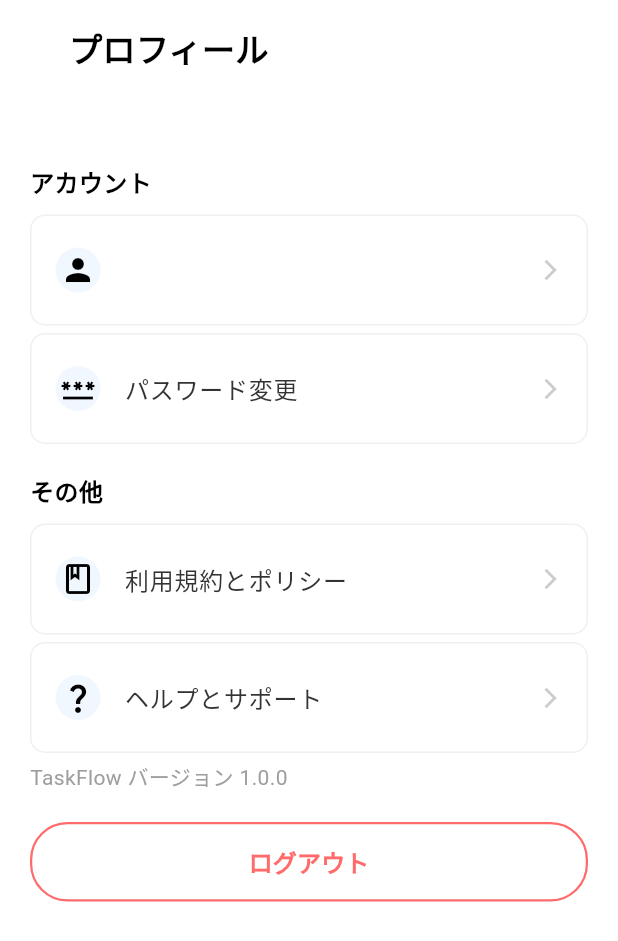
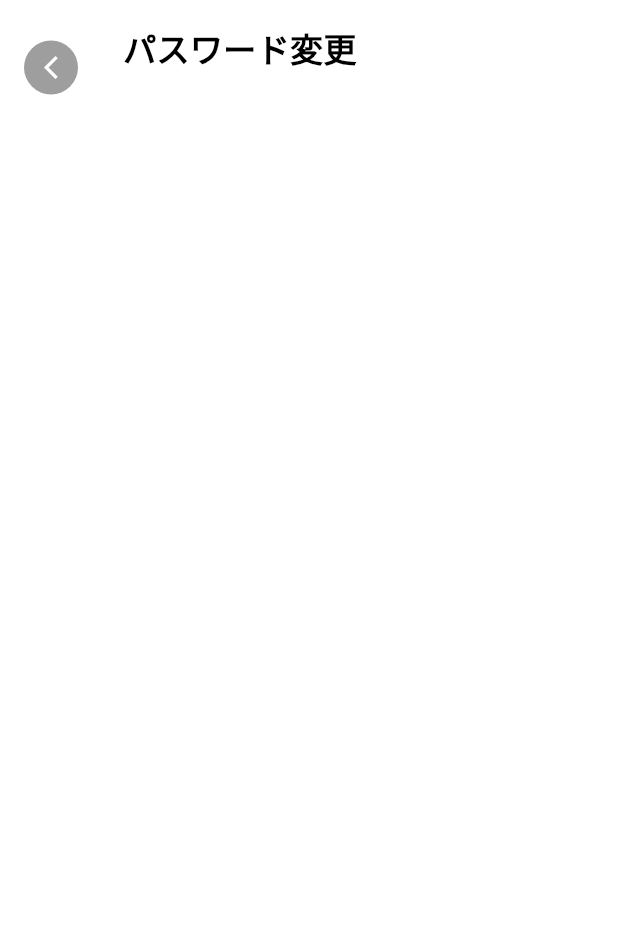
Before and after one commit to yukimiyake0607/task_flow, a Flutter app: the ProfilePage screen opened directly, after a tap on "パスワード変更", on a phone screen of 412 x 824 dp. Shown: the top 941 px of the screen. Run offline on Flutter 3.47's test engine with Material 3 defaults, Android fonts, the phone set to English and light mode, and no system bars; our stand-ins replace cloud_firestore, firebase_auth, firebase_core, flutter_riverpod, freezed_annotation, go_router and 1 more; accounts and stored records are empty.

```diff
--- a/lib/presentation/pages/home/profile/profile_page.dart
+++ b/lib/presentation/pages/home/profile/profile_page.dart
@@ -48,7 +48,9 @@ class _ProfilePageState extends ConsumerState<ProfilePage> {
               SettingItem(
                 icon: Icons.password,
                 title: 'パスワード変更',
-                onTap: () {},
+                onTap: () {
+                  context.push('/password_setting');
+                },
               ),
               const SizedBox(height: 20),
               const Text(
@@ -60,7 +62,7 @@ class _ProfilePageState extends ConsumerState<ProfilePage> {
                 icon: Icons.book_outlined,
                 title: '利用規約とポリシー',
                 onTap: () {
-                  context.push('/password_setting');
+                  context.push('/terms_policies');
                 },
               ),
               const SizedBox(height: 5),
--- /dev/null
+++ b/lib/presentation/pages/home/profile/section_pages/password_setting_page.dart
@@ -0,0 +1,23 @@
+import 'package:flutter/material.dart';
+import 'package:flutter_riverpod/flutter_riverpod.dart';
+import 'package:todo_app/presentation/core/appbar/custom_appbar.dart';
+
+class PasswordSettingPage extends ConsumerStatefulWidget {
+  const PasswordSettingPage({super.key});
+
+  @override
+  ConsumerState<ConsumerStatefulWidget> createState() =>
+      _PasswordSettingPageState();
+}
+
+class _PasswordSettingPageState extends ConsumerState<PasswordSettingPage> {
+  @override
+  Widget build(BuildContext context) {
+    return Scaffold(
+      appBar: CustomAppBar(
+        title: 'パスワード変更',
+        isShowPopButton: true,
+      ),
+    );
+  }
+}
--- a/lib/router.dart
+++ b/lib/router.dart
@@ -7,6 +7,7 @@ import 'package:todo_app/presentation/pages/auth/login/login_page.dart';
 import 'package:todo_app/presentation/pages/auth/register/register_page.dart';
 import 'package:todo_app/presentation/pages/home/home_page.dart';
 import 'package:todo_app/presentation/pages/home/profile/section_pages/email_setting_page.dart';
+import 'package:todo_app/presentation/pages/home/profile/section_pages/password_setting_page.dart';
 import 'package:todo_app/presentation/pages/home/profile/section_pages/terms_and_policies_page.dart';
 import 'package:todo_app/presentation/pages/user_session/user_session_page.dart';
 
@@ -97,6 +98,13 @@ final goRouter = GoRouter(
       name: 'password_setting',
       path: '/password_setting',
       builder: (context, state) {
+        return const PasswordSettingPage();
+      },
+    ),
+    GoRoute(
+      name: 'terms_policies',
+      path: '/terms_policies',
+      builder: (context, state) {
         return const TermsAndPoliciesPage();
       },
     ),
```
